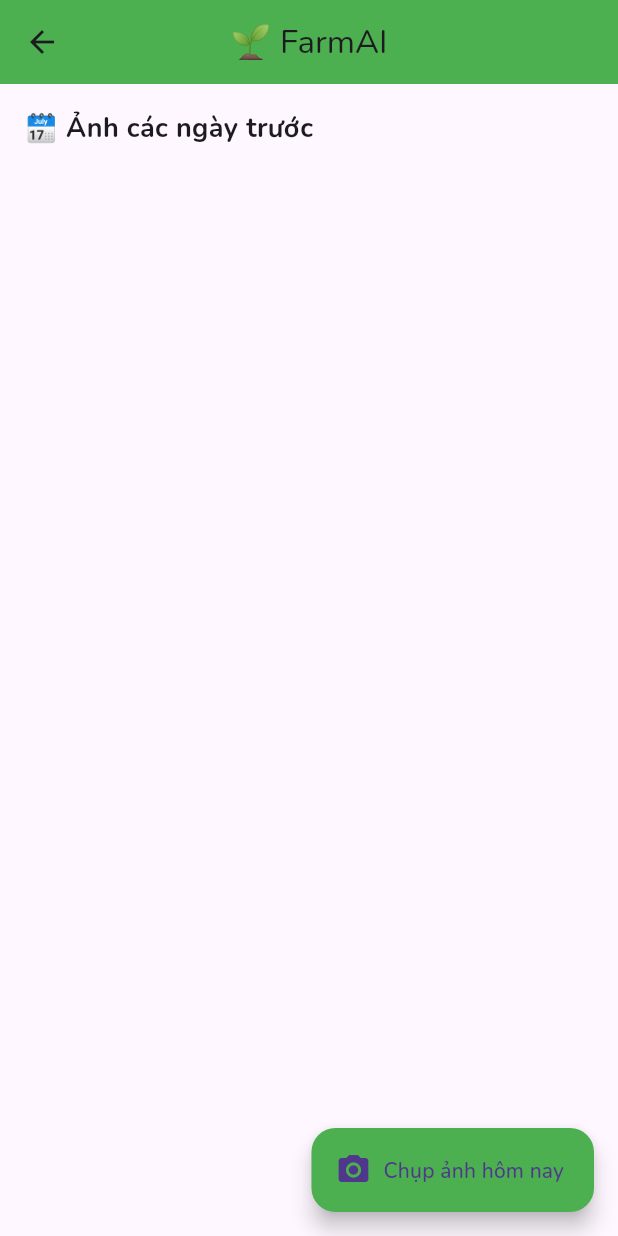
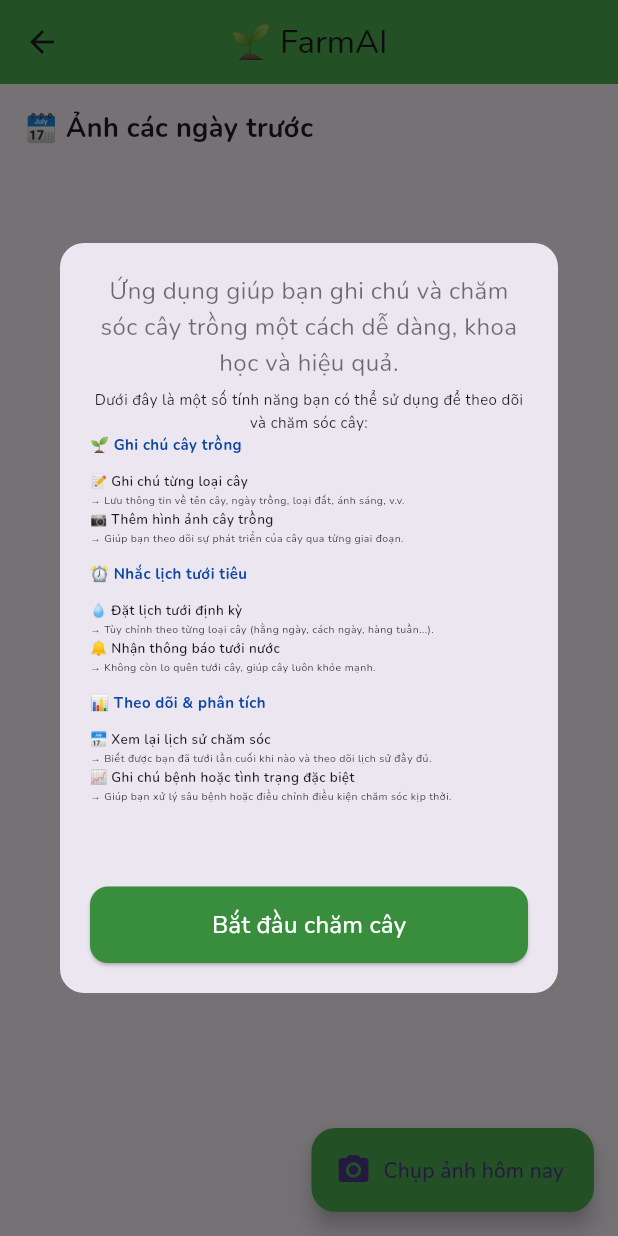
Before and after one commit to dongphanit/aopnext3, a Flutter app: the PlantHomePage screen opened directly with empty values, on a phone screen of 412 x 824 dp. Run offline on Flutter 3.47's test engine with Material 3 defaults, Android fonts, the phone set to English and light mode, and no system bars; our stand-ins replace google_fonts, image_picker, shared_preferences; accounts and stored records are empty.

Commit message:
app nong nghiep

```diff
--- /dev/null
+++ b/devtools_options.yaml
@@ -0,0 +1,3 @@
+description: This file stores settings for Dart & Flutter DevTools.
+documentation: https://docs.flutter.dev/tools/devtools/extensions#configure-extension-enablement-states
+extensions:
--- /dev/null
+++ b/lib/guide.dart
@@ -0,0 +1,116 @@
+import 'package:flutter/material.dart';
+
+Widget introductionStep(Function callBack) {
+  return Padding(
+    padding: const EdgeInsets.all(20),
+    child: Column(
+      children: [
+        Expanded(
+          child: ListView(
+            children: [
+              Text(
+                'Ứng dụng giúp bạn ghi chú và chăm sóc cây trồng một cách dễ dàng, khoa học và hiệu quả.',
+                textAlign: TextAlign.center,
+                style: const TextStyle(
+                  fontSize: 16,
+                  color: Colors.black54,
+                  height: 1.5,
+                ),
+              ),
+              const SizedBox(height: 5),
+              Text(
+                'Dưới đây là một số tính năng bạn có thể sử dụng để theo dõi và chăm sóc cây:',
+                textAlign: TextAlign.center,
+                style: const TextStyle(
+                  fontSize: 10,
+                  color: Colors.black87,
+                  height: 1.5,
+                ),
+              ),
+              buildSection('🌱 Ghi chú cây trồng', [
+                buildHabit('📝 Ghi chú từng loại cây',
+                    '→ Lưu thông tin về tên cây, ngày trồng, loại đất, ánh sáng, v.v.'),
+                buildHabit('📷 Thêm hình ảnh cây trồng',
+                    '→ Giúp bạn theo dõi sự phát triển của cây qua từng giai đoạn.'),
+              ]),
+              buildSection('⏰ Nhắc lịch tưới tiêu', [
+                buildHabit('💧 Đặt lịch tưới định kỳ',
+                    '→ Tùy chỉnh theo từng loại cây (hằng ngày, cách ngày, hàng tuần...).'),
+                buildHabit('🔔 Nhận thông báo tưới nước',
+                    '→ Không còn lo quên tưới cây, giúp cây luôn khỏe mạnh.'),
+              ]),
+              buildSection('📊 Theo dõi & phân tích', [
+                buildHabit('📅 Xem lại lịch sử chăm sóc',
+                    '→ Biết được bạn đã tưới lần cuối khi nào và theo dõi lịch sử đầy đủ.'),
+                buildHabit('📈 Ghi chú bệnh hoặc tình trạng đặc biệt',
+                    '→ Giúp bạn xử lý sâu bệnh hoặc điều chỉnh điều kiện chăm sóc kịp thời.'),
+              ]),
+              const SizedBox(height: 24),
+            ],
+          ),
+        ),
+        SizedBox(
+          width: double.infinity,
+          child: ElevatedButton(
+            onPressed: () => callBack(),
+            style: ElevatedButton.styleFrom(
+              backgroundColor: const Color(0xFF388E3C), // xanh lá
+              shape: RoundedRectangleBorder(
+                borderRadius: BorderRadius.circular(12),
+              ),
+              padding: const EdgeInsets.symmetric(vertical: 14),
+            ),
+            child: const Text(
+              'Bắt đầu chăm cây',
+              style: TextStyle(fontSize: 16, color: Colors.white),
+            ),
+          ),
+        )
+      ],
+    ),
+  );
+}
+
+TextStyle get titleStyle => const TextStyle(
+      fontSize: 10,
+      fontWeight: FontWeight.bold,
+      color: Color(0xFF0D47A1),
+    );
+
+TextStyle get habitTitleStyle => const TextStyle(
+      fontSize: 9,
+      fontWeight: FontWeight.w600,
+    );
+
+TextStyle get habitDescriptionStyle => const TextStyle(
+      fontSize: 7,
+      color: Colors.black87,
+    );
+
+Widget buildHabit(String title, String description) {
+  return Padding(
+    padding: const EdgeInsets.only(bottom: 2),
+    child: Column(
+      crossAxisAlignment: CrossAxisAlignment.start,
+      children: [
+        Text(title, style: habitTitleStyle),
+        // const SizedBox(height: 4),
+        Text(description, style: habitDescriptionStyle),
+      ],
+    ),
+  );
+}
+
+Widget buildSection(String heading, List<Widget> habits) {
+  return Padding(
+    padding: const EdgeInsets.only(bottom: 10),
+    child: Column(
+      crossAxisAlignment: CrossAxisAlignment.start,
+      children: [
+        Text(heading, style: titleStyle),
+        const SizedBox(height: 12),
+        ...habits,
+      ],
+    ),
+  );
+}
--- a/pubspec.yaml
+++ b/pubspec.yaml
@@ -35,8 +35,10 @@
   # Use with the CupertinoIcons class for iOS style icons.
   cupertino_icons: ^1.0.8
   image_picker: ^1.0.4
+
   path_provider: ^2.1.2
   google_fonts: ^6.1.0
+  shared_preferences:
 
 
 dev_dependencies:
```
Also changed, not shown: lib/main.dart (+37 -1 lines), pubspec.lock, 58 other files.
